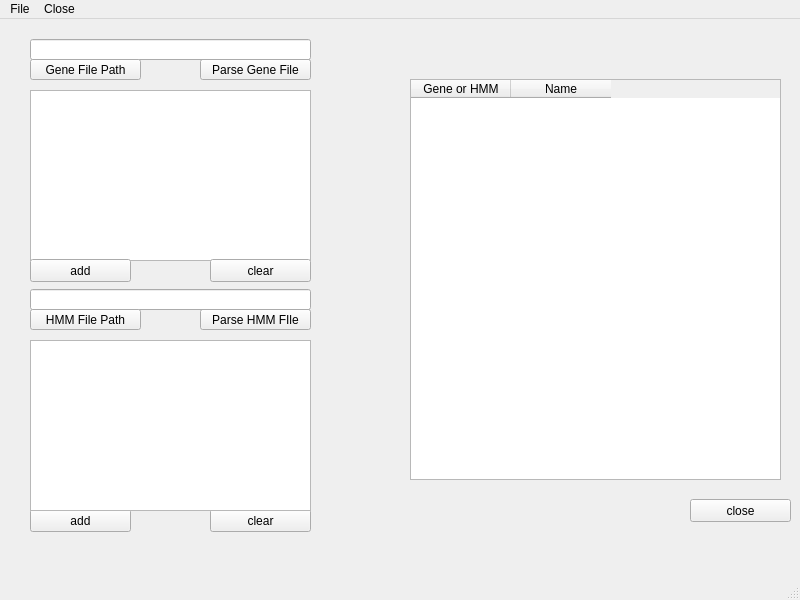
Above: newGui.ui from emzodls/clusterArch before the change. Below: the same form after it.
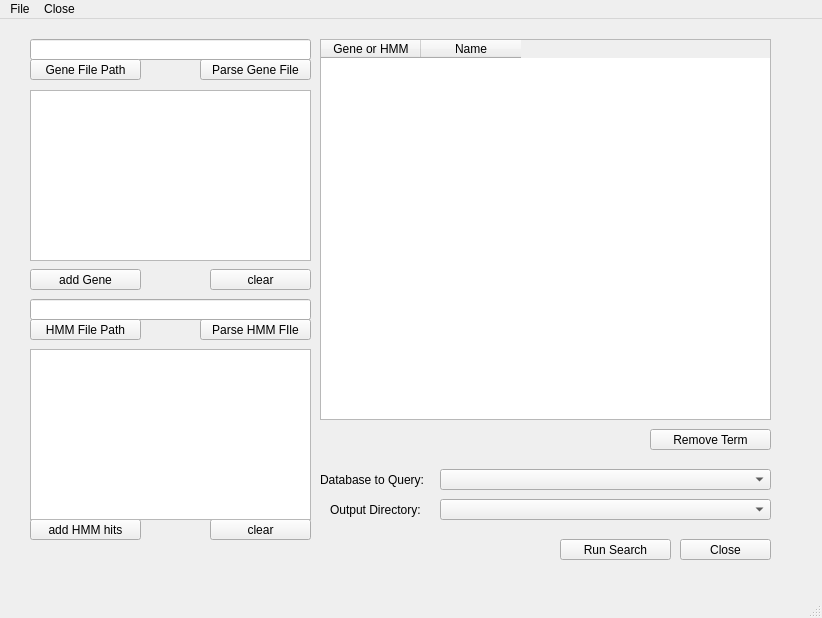
That is the form after the change.

Commit message: updated GUI to add new functions, started writing backbone of search functions

What changed in the file:
```diff
--- a/newGui.ui
+++ b/newGui.ui
@@ -6,8 +6,8 @@
    <rect>
     <x>0</x>
     <y>0</y>
-    <width>800</width>
-    <height>600</height>
+    <width>822</width>
+    <height>618</height>
    </rect>
   </property>
   <property name="windowTitle">
@@ -34,7 +34,7 @@
     <property name="geometry">
      <rect>
       <x>200</x>
-      <y>290</y>
+      <y>300</y>
       <width>111</width>
       <height>21</height>
      </rect>
@@ -47,13 +47,13 @@
     <property name="geometry">
      <rect>
       <x>30</x>
-      <y>490</y>
-      <width>101</width>
-      <height>23</height>
+      <y>500</y>
+      <width>111</width>
+      <height>21</height>
      </rect>
     </property>
     <property name="text">
-     <string>add</string>
+     <string>add HMM hits</string>
     </property>
    </widget>
    <widget class="QListWidget" name="geneList">
@@ -72,23 +72,23 @@
    <widget class="QPushButton" name="closeBtn">
     <property name="geometry">
      <rect>
-      <x>690</x>
-      <y>480</y>
-      <width>101</width>
-      <height>23</height>
+      <x>680</x>
+      <y>520</y>
+      <width>91</width>
+      <height>21</height>
      </rect>
     </property>
     <property name="text">
-     <string>close</string>
+     <string>Close</string>
     </property>
    </widget>
    <widget class="QPushButton" name="clearGeneBtn">
     <property name="geometry">
      <rect>
       <x>210</x>
-      <y>240</y>
+      <y>250</y>
       <width>101</width>
-      <height>23</height>
+      <height>21</height>
      </rect>
     </property>
     <property name="text">
@@ -99,9 +99,9 @@
     <property name="geometry">
      <rect>
       <x>210</x>
-      <y>490</y>
+      <y>500</y>
       <width>101</width>
-      <height>23</height>
+      <height>21</height>
      </rect>
     </property>
     <property name="text">
@@ -112,20 +112,20 @@
     <property name="geometry">
      <rect>
       <x>30</x>
-      <y>240</y>
-      <width>101</width>
-      <height>23</height>
+      <y>250</y>
+      <width>111</width>
+      <height>21</height>
      </rect>
     </property>
     <property name="text">
-     <string>add</string>
+     <string>add Gene</string>
     </property>
    </widget>
    <widget class="QListWidget" name="hmmList">
     <property name="geometry">
      <rect>
       <x>30</x>
-      <y>321</y>
+      <y>330</y>
       <width>281</width>
       <height>171</height>
      </rect>
@@ -138,7 +138,7 @@
     <property name="geometry">
      <rect>
       <x>30</x>
-      <y>270</y>
+      <y>280</y>
       <width>281</width>
       <height>21</height>
      </rect>
@@ -148,7 +148,7 @@
     <property name="geometry">
      <rect>
       <x>30</x>
-      <y>290</y>
+      <y>300</y>
       <width>111</width>
       <height>21</height>
      </rect>
@@ -189,10 +189,10 @@
    <widget class="QTableWidget" name="searchList">
     <property name="geometry">
      <rect>
-      <x>410</x>
-      <y>60</y>
-      <width>371</width>
-      <height>401</height>
+      <x>320</x>
+      <y>20</y>
+      <width>451</width>
+      <height>381</height>
      </rect>
     </property>
     <property name="sizePolicy">
@@ -201,6 +201,12 @@
       <verstretch>0</verstretch>
      </sizepolicy>
     </property>
+    <property name="sizeAdjustPolicy">
+     <enum>QAbstractScrollArea::AdjustToContents</enum>
+    </property>
+    <property name="editTriggers">
+     <set>QAbstractItemView::NoEditTriggers</set>
+    </property>
     <property name="selectionMode">
      <enum>QAbstractItemView::NoSelection</enum>
     </property>
@@ -218,13 +224,113 @@
      </property>
     </column>
    </widget>
+   <widget class="QComboBox" name="dataBaseSelector">
+    <property name="geometry">
+     <rect>
+      <x>440</x>
+      <y>450</y>
+      <width>331</width>
+      <height>21</height>
+     </rect>
+    </property>
+    <property name="currentIndex">
+     <number>-1</number>
+    </property>
+    <property name="insertPolicy">
+     <enum>QComboBox::InsertAtTop</enum>
+    </property>
+    <property name="sizeAdjustPolicy">
+     <enum>QComboBox::AdjustToContentsOnFirstShow</enum>
+    </property>
+    <item>
+     <property name="text">
+      <string>add database...</string>
+     </property>
+    </item>
+   </widget>
+   <widget class="QLabel" name="databaseLabel">
+    <property name="geometry">
+     <rect>
+      <x>320</x>
+      <y>450</y>
+      <width>121</width>
+      <height>21</height>
+     </rect>
+    </property>
+    <property name="text">
+     <string>Database to Query:</string>
+    </property>
+   </widget>
+   <widget class="QPushButton" name="runSearch">
+    <property name="geometry">
+     <rect>
+      <x>560</x>
+      <y>520</y>
+      <width>111</width>
+      <height>21</height>
+     </rect>
+    </property>
+    <property name="text">
+     <string>Run Search</string>
+    </property>
+   </widget>
+   <widget class="QPushButton" name="removeSearchTermBtn">
+    <property name="geometry">
+     <rect>
+      <x>650</x>
+      <y>410</y>
+      <width>121</width>
+      <height>21</height>
+     </rect>
+    </property>
+    <property name="text">
+     <string>Remove Term</string>
+    </property>
+   </widget>
+   <widget class="QLabel" name="databaseLabel_2">
+    <property name="geometry">
+     <rect>
+      <x>330</x>
+      <y>480</y>
+      <width>111</width>
+      <height>21</height>
+     </rect>
+    </property>
+    <property name="text">
+     <string>Output Directory:</string>
+    </property>
+   </widget>
+   <widget class="QComboBox" name="outputDirectorySelector">
+    <property name="geometry">
+     <rect>
+      <x>440</x>
+      <y>480</y>
+      <width>331</width>
+      <height>21</height>
+     </rect>
+    </property>
+    <property name="currentIndex">
+     <number>-1</number>
+    </property>
+    <property name="insertPolicy">
+     <enum>QComboBox::InsertAtTop</enum>
+    </property>
+    <property name="sizeAdjustPolicy">
+     <enum>QComboBox::AdjustToContentsOnFirstShow</enum>
+    </property>
+    <item>
+     <property name="text">
+      <string>Select Directory...</string>
+     </property>
+    </item>
+   </widget>
   </widget>
   <widget class="QMenuBar" name="menubar">
    <property name="geometry">
     <rect>
      <x>0</x>
      <y>0</y>
-     <width>800</width>
+     <width>822</width>
      <height>22</height>
     </rect>
    </property>
```
Left out of the diff: 5 changed lines with no effect on the pictures. The commit also changes 3 other files.
